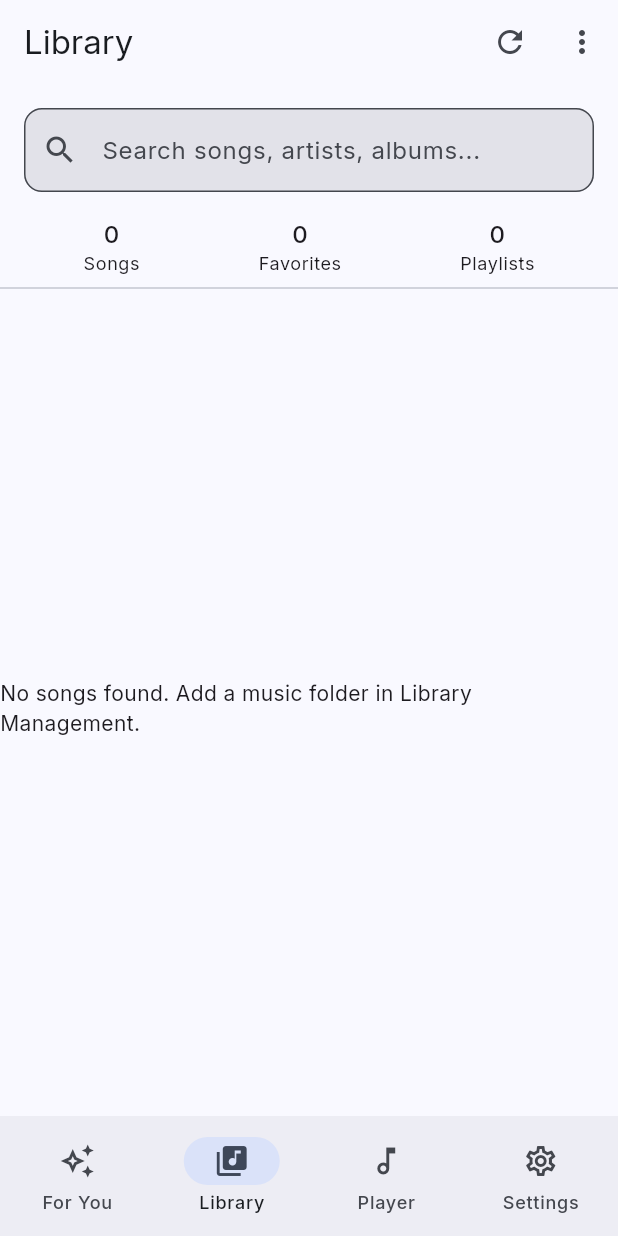
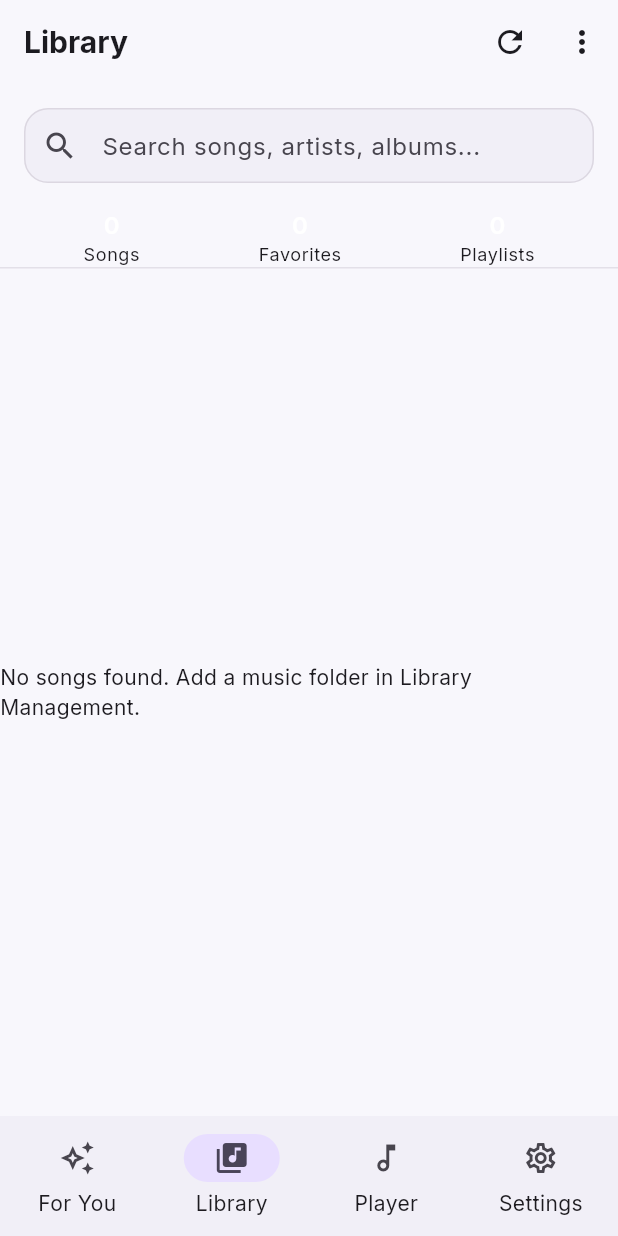
Before and after one commit to R-6167/Resonate, a Flutter app: the screen it shows after launch, item 2 of the bottom bar chosen, on a phone screen of 412 x 824 dp. Run offline on Flutter 3.47's test engine with Material 3 defaults, Android fonts, the phone set to English and light mode, and no system bars; our stand-ins replace audio_service, google_fonts, just_audio, shared_preferences, sqflite; missing offline and left inert: flutter_volume_controller; accounts and stored records are empty.

Commit message:
Establish Resonate Intelligence providers and visual theme system

```diff
--- a/lib/main.dart
+++ b/lib/main.dart
@@ -6,8 +6,10 @@ import 'package:provider/provider.dart';
 
 import 'providers/audio_effects_provider.dart';
 import 'providers/audio_visualization_provider.dart';
+import 'providers/bluetooth_provider.dart';
 import 'providers/crossfade_provider.dart';
 import 'providers/equalizer_provider.dart';
+import 'providers/intelligence_provider.dart';
 import 'providers/library_provider.dart';
 import 'providers/music_provider.dart';
 import 'providers/playback_features_provider.dart';
@@ -16,18 +18,84 @@ import 'screens/home_screen.dart';
 import 'services/audio_service_handler.dart';
 
 ThemeData _theme(Brightness brightness) {
-  final scheme = ColorScheme.fromSeed(seedColor: const Color(0xFF315B9A), brightness: brightness);
-  return ThemeData(
-    useMaterial3: true,
+  final dark = brightness == Brightness.dark;
+  final scheme = ColorScheme.fromSeed(
+    seedColor: const Color(0xFF9A7BFF),
+    brightness: brightness,
+    surface: dark ? const Color(0xFF101016) : const Color(0xFFF8F7FC),
+    surfaceContainerLowest: dark ? const Color(0xFF0A0A0F) : Colors.white,
+    surfaceContainerLow: dark ? const Color(0xFF15151D) : const Color(0xFFF1EFF7),
+    surfaceContainer: dark ? const Color(0xFF1B1A23) : const Color(0xFFECEAF3),
+  );
+  final base = ThemeData(brightness: brightness, useMaterial3: true);
+  final text = GoogleFonts.interTextTheme(base.textTheme).copyWith(
+    displaySmall: GoogleFonts.inter(fontSize: 30, fontWeight: FontWeight.w700, letterSpacing: -0.8),
+    headlineSmall: GoogleFonts.inter(fontSize: 24, fontWeight: FontWeight.w700, letterSpacing: -0.5),
+    titleLarge: GoogleFonts.inter(fontSize: 20, fontWeight: FontWeight.w700),
+    titleMedium: GoogleFonts.inter(fontSize: 16, fontWeight: FontWeight.w600),
+    bodyLarge: GoogleFonts.inter(fontSize: 16, height: 1.35),
+    labelLarge: GoogleFonts.inter(fontSize: 14, fontWeight: FontWeight.w600),
+  );
+  return base.copyWith(
     colorScheme: scheme,
     scaffoldBackgroundColor: scheme.surface,
-    textTheme: GoogleFonts.interTextTheme(ThemeData(brightness: brightness).textTheme),
+    canvasColor: scheme.surface,
+    textTheme: text,
+    appBarTheme: AppBarTheme(
+      backgroundColor: scheme.surface,
+      foregroundColor: scheme.onSurface,
+      elevation: 0,
+      centerTitle: false,
+      titleTextStyle: text.titleLarge?.copyWith(color: scheme.onSurface),
+    ),
+    navigationBarTheme: NavigationBarThemeData(
+      backgroundColor: scheme.surfaceContainerLow,
+      indicatorColor: scheme.primaryContainer,
+      elevation: 0,
+      labelTextStyle: WidgetStatePropertyAll(text.labelMedium),
+    ),
     cardTheme: CardThemeData(
-      margin: const EdgeInsets.symmetric(horizontal: 2, vertical: 4),
-      shape: RoundedRectangleBorder(borderRadius: BorderRadius.circular(18), side: BorderSide(color: scheme.outlineVariant.withOpacity(.55))),
+      margin: const EdgeInsets.symmetric(horizontal: 2, vertical: 5),
+      color: scheme.surfaceContainerLow,
+      surfaceTintColor: Colors.transparent,
+      shape: RoundedRectangleBorder(borderRadius: BorderRadius.circular(20)),
       elevation: 0,
     ),
-    inputDecorationTheme: InputDecorationTheme(border: OutlineInputBorder(borderRadius: BorderRadius.circular(14)), filled: true),
+    bottomSheetTheme: BottomSheetThemeData(
+      backgroundColor: scheme.surfaceContainer,
+      modalBackgroundColor: scheme.surfaceContainer,
+      shape: const RoundedRectangleBorder(borderRadius: BorderRadius.vertical(top: Radius.circular(28))),
+      showDragHandle: true,
+    ),
+    dialogTheme: DialogThemeData(
+      backgroundColor: scheme.surfaceContainer,
+      shape: RoundedRectangleBorder(borderRadius: BorderRadius.circular(26)),
+      elevation: 20,
+    ),
+    inputDecorationTheme: InputDecorationTheme(
+      filled: true,
+      fillColor: scheme.surfaceContainerLow,
+      border: OutlineInputBorder(borderRadius: BorderRadius.circular(16), borderSide: BorderSide.none),
+      enabledBorder: OutlineInputBorder(borderRadius: BorderRadius.circular(16), borderSide: BorderSide(color: scheme.outlineVariant.withOpacity(.55))),
+      focusedBorder: OutlineInputBorder(borderRadius: BorderRadius.circular(16), borderSide: BorderSide(color: scheme.primary, width: 1.5)),
+      contentPadding: const EdgeInsets.symmetric(horizontal: 16, vertical: 14),
+    ),
+    dividerTheme: DividerThemeData(color: scheme.outlineVariant.withOpacity(.45), thickness: 1, space: 1),
+    chipTheme: base.chipTheme.copyWith(
+      backgroundColor: scheme.surfaceContainerLow,
+      selectedColor: scheme.secondaryContainer,
+      shape: RoundedRectangleBorder(borderRadius: BorderRadius.circular(14)),
+      side: BorderSide(color: scheme.outlineVariant.withOpacity(.45)),
+    ),
+    sliderTheme: base.sliderTheme.copyWith(
+      trackHeight: 4,
+      thumbShape: const RoundSliderThumbShape(enabledThumbRadius: 7),
+      overlayShape: const RoundSliderOverlayShape(overlayRadius: 18),
+    ),
+    switchTheme: SwitchThemeData(
+      thumbIcon: WidgetStateProperty.resolveWith((states) => states.contains(WidgetState.selected) ? const Icon(Icons.check, size: 15) : const Icon(Icons.remove, size: 15)),
+    ),
+    iconTheme: IconThemeData(color: scheme.onSurfaceVariant),
   );
 }
 
@@ -97,6 +165,8 @@ class ResonateApp extends StatelessWidget {
       providers: [
         ChangeNotifierProvider(create: (_) => ThemeProvider()),
         ChangeNotifierProvider(create: (_) => MusicProvider(audioHandler: audioHandler)),
+        ChangeNotifierProvider(create: (context) => IntelligenceProvider(music: context.read<MusicProvider>())),
+        ChangeNotifierProvider(create: (_) => BluetoothProvider()),
         ChangeNotifierProvider(create: (context) => EqualizerProvider(equalizer: context.read<MusicProvider>().equalizer)),
         ChangeNotifierProvider(create: (context) => AudioEffectsProvider(player: context.read<MusicProvider>().audioPlayer, loudnessEnhancer: context.read<MusicProvider>().loudnessEnhancer)),
         ChangeNotifierProvider(create: (context) => CrossfadeProvider(music: context.read<MusicProvider>())),
```
